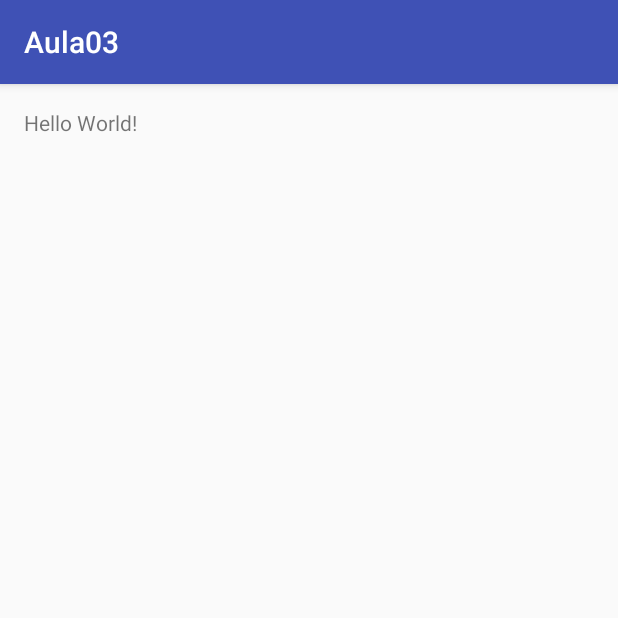
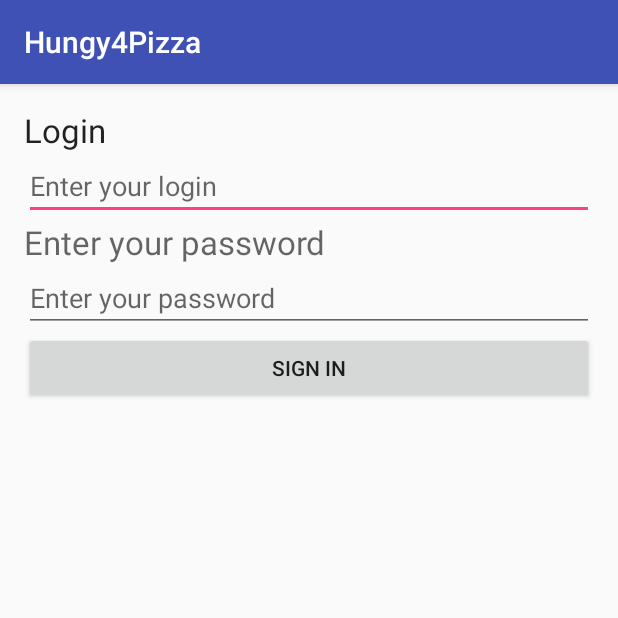
Before and after one commit to luiz-aquino/Aula03_Android, an Android app: the screen it shows after launch (MainActivity), on a phone screen of 412 x 824 dp, the top half of it. Run offline under Robolectric (Android 15) with nearby library versions, the phone set to English and light mode, and no system bars.

Commit message:
primeiro chekin

```diff
--- a/app/src/main/res/layout/activity_main.xml
+++ b/app/src/main/res/layout/activity_main.xml
@@ -4,6 +4,7 @@
     android:id="@+id/activity_main"
     android:layout_width="match_parent"
     android:layout_height="match_parent"
+    android:orientation="vertical"
     android:paddingBottom="@dimen/activity_vertical_margin"
     android:paddingLeft="@dimen/activity_horizontal_margin"
     android:paddingRight="@dimen/activity_horizontal_margin"
@@ -11,7 +12,42 @@
     tools:context="com.example.laquino.aula03.aula03.MainActivity">
 
     <TextView
+        android:id="@+id/tvLogin"
         android:layout_width="wrap_content"
         android:layout_height="wrap_content"
-        android:text="Hello World!" />
+        android:text="@string/txt_login"
+        android:textAppearance="?android:textAppearanceLarge"/>
+
+    <EditText
+        android:layout_below="@+id/tvLogin"
+        android:id="@+id/etLogin"
+        android:layout_width="match_parent"
+        android:layout_height="wrap_content"
+        android:hint="@string/hint_login"/>
+
+    <TextView
+        android:layout_below="@id/etLogin"
+        android:id="@+id/tvSenha"
+        android:layout_width="wrap_content"
+        android:layout_height="wrap_content"
+        android:hint="@string/hint_senha"
+        android:textAppearance="?android:textAppearanceLarge"
+        />
+
+    <EditText
+        android:layout_below="@+id/tvSenha"
+        android:id="@+id/etSenha"
+        android:layout_width="match_parent"
+        android:layout_height="wrap_content"
+        android:hint="@string/hint_senha"
+        android:inputType="textPassword"/>
+
+    <Button
+        android:layout_below="@+id/etSenha"
+        android:id="@+id/button"
+        android:layout_width="match_parent"
+        android:layout_height="wrap_content"
+        android:onClick="logar"
+        android:text="@string/botao_login"/>
+
 </RelativeLayout>
--- a/app/src/main/res/values/dimens.xml
+++ b/app/src/main/res/values/dimens.xml
@@ -1,5 +1,10 @@
 <resources>
-    <!-- Default screen margins, per the Android Design guidelines. -->
-    <dimen name="activity_horizontal_margin">16dp</dimen>
-    <dimen name="activity_vertical_margin">16dp</dimen>
+<!-- Default screen margins, per the Android Design guidelines. -->
+<dimen name="activity_horizontal_margin">16dp</dimen>
+<dimen name="activity_vertical_margin">16dp</dimen>
+    <dimen name="padding_padrao_botao_customizado">10dp</dimen>
+    <dimen name="radius_padrao_botao_customizado">4dp</dimen>
+    <dimen name="width_padrao_stroke_botao_customizado"></dimen>
+    <dimen name="botao_tamanho_texto">16sp</dimen>
+    <dimen name="padding_padrao">16dp</dimen>
 </resources>
--- a/app/src/main/res/values/strings.xml
+++ b/app/src/main/res/values/strings.xml
@@ -1,3 +1,8 @@
 <resources>
-    <string name="app_name">Aula03</string>
+    <string name="app_name">Hungy4Pizza</string>
+    <string name="txt_login">Login</string>
+    <string name="hint_login">Enter your login</string>
+    <string name="txt_senha">Password</string>
+    <string name="hint_senha">Enter your password</string>
+    <string name="botao_login">Sign in</string>
 </resources>
```
